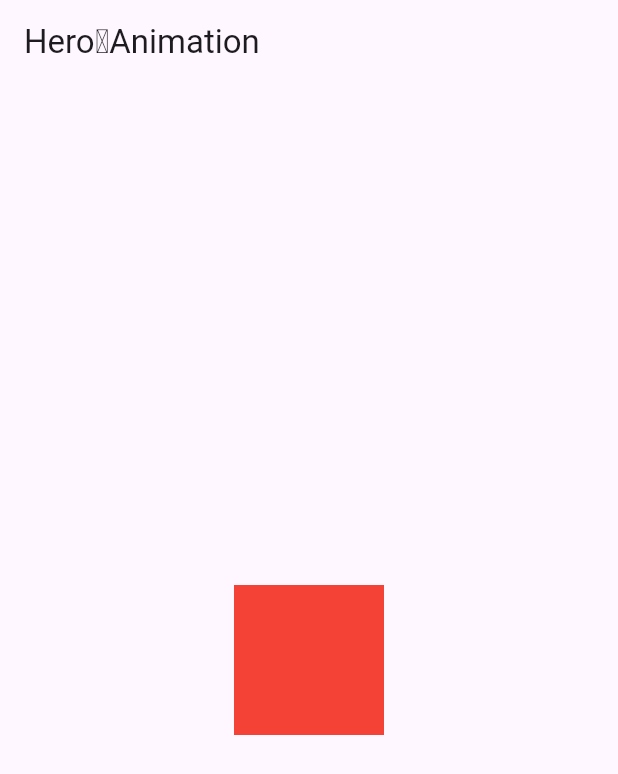
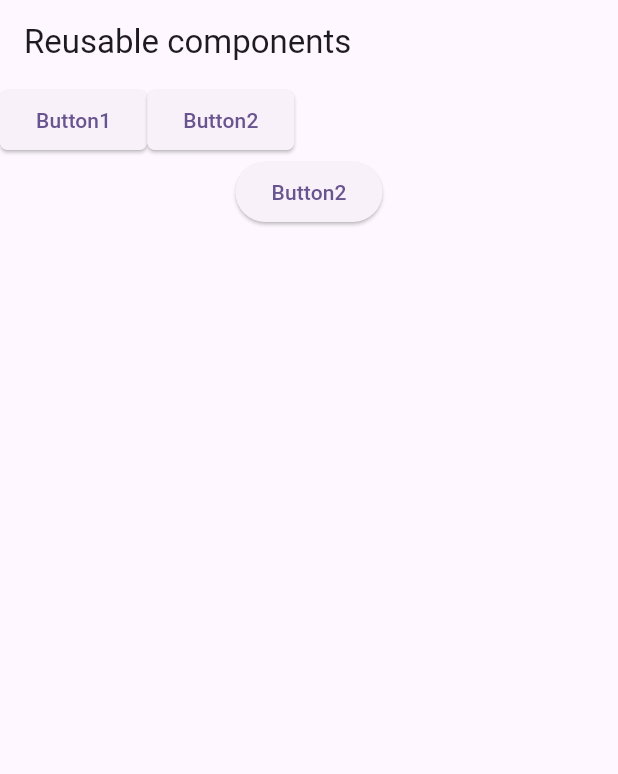
Before and after one commit to bushrahashem/tasks, a Flutter app: the screen it shows after launch, on a phone screen of 412 x 824 dp. Shown: the top 774 px of the screen. Run offline on Flutter 3.47's test engine with Material 3 defaults, Android fonts, the phone set to English and light mode, and no system bars.

Commit message:
task 16 (2:44 61/2/2025)

```diff
--- a/lib/main.dart
+++ b/lib/main.dart
@@ -1,7 +1,7 @@
 import 'package:flutter/material.dart';
-import 'package:tasks/tasks/task15.dart';
 
 import 'tasks/task16.dart';
+
 // import 'tasks/task1.dart';
 // import 'tasks/task2.dart';
 // import 'providers/login_provider.dart';
--- a/lib/tasks/task16.dart
+++ b/lib/tasks/task16.dart
@@ -1,6 +1,72 @@
 import 'package:flutter/material.dart';
 
 class Task16 extends StatelessWidget {
+  const Task16({super.key});
+
+  @override
+  Widget build(BuildContext context) {
+    return Scaffold(
+      appBar: AppBar(
+        title: Text("Reusable components"),
+      ),
+      body: Center(
+        child: Column(
+          children: [
+            // 1
+            Row(
+              children: [
+                CustomButton(
+                  text: 'Button1',
+                  onPressed: () {
+                    print("Button1 Pressed");
+                  },
+                ),
+                CustomButton(
+                  text: 'Button2',
+                  onPressed: () {
+                    print("Button2 Pressed");
+                  },
+                ),
+              ],
+            ),
+            // 2
+            ElevatedButton(
+              onPressed: () {
+                print("Button2 Pressed");
+              },
+              child: Text("Button2"),
+            ),
+          ],
+        ),
+      ),
+    );
+  }
+}
+
+class CustomButton extends StatelessWidget {
+  final String text;
+  final VoidCallback onPressed;
+  const CustomButton({
+    super.key,
+    required this.text,
+    required this.onPressed,
+  });
+
+  @override
+  Widget build(BuildContext context) {
+    return ElevatedButton(
+      style: ElevatedButton.styleFrom(
+          shape:
+              RoundedRectangleBorder(borderRadius: BorderRadius.circular(5))),
+      onPressed: onPressed,
+      child: Text(text),
+    );
+  }
+}
+
+//import 'package:flutter/material.dart';
+
+/*class Task16 extends StatelessWidget {
   @override
   Widget build(BuildContext context) {
     return Scaffold(
@@ -44,4 +110,4 @@ class SecondScreen extends StatelessWidget {
       ),
     );
   }
-}
+}*/
```
